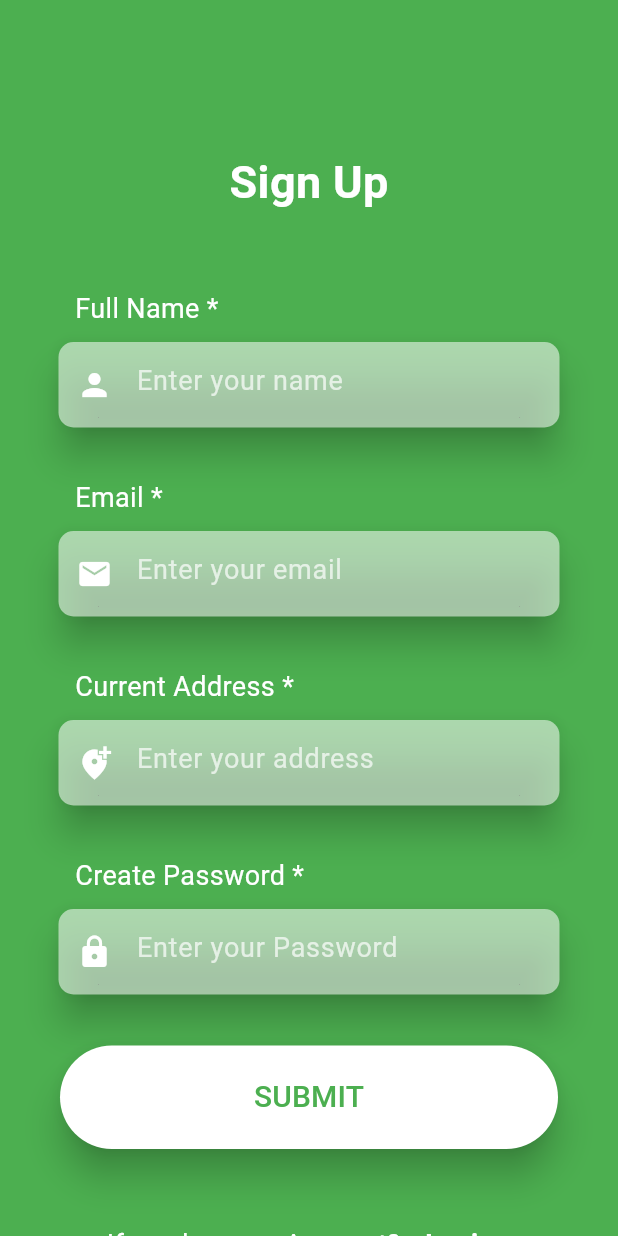
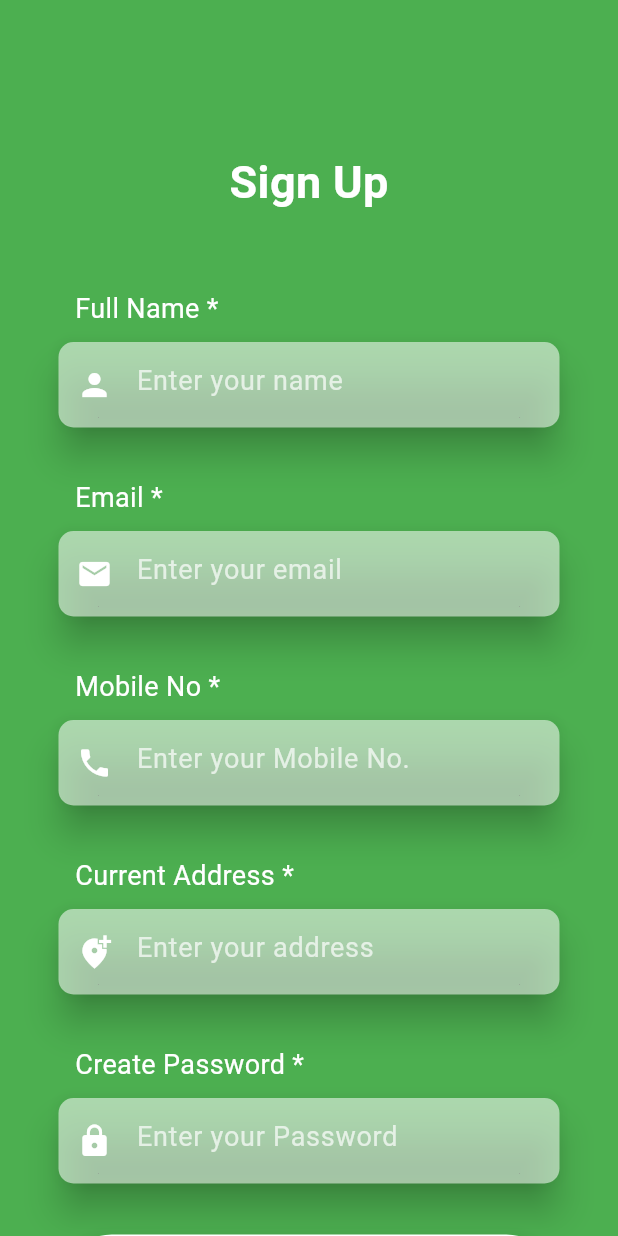
Before and after one commit to BORNXBOBBY/FirebaseAuthenticationAndcrudOperationFirestoreFlutter, a Flutter app: the HomeBottomNav screen opened directly, after a tap on the "logout" icon, after a tap on "Sign Up", on a phone screen of 412 x 824 dp. Run offline on Flutter 3.47's test engine with Material 3 defaults, Android fonts, the phone set to English and light mode, and no system bars; our stand-ins replace cloud_firestore, firebase_auth, firebase_core, firebase_storage, fluttertoast, get and 5 more; accounts and stored records are empty; network calls fail.

```diff
--- a/lib/Home.dart
+++ b/lib/Home.dart
@@ -15,6 +15,8 @@ class HomeBottomNav extends StatefulWidget {
   State<HomeBottomNav> createState() => _HomeBottomNavState();
 }
 
+// Existing imports and class definition...
+
 class _HomeBottomNavState extends State<HomeBottomNav> {
   bool switchValue = false;
   Future<void> signOut() async {
@@ -27,9 +29,6 @@ class _HomeBottomNavState extends State<HomeBottomNav> {
     );
 
   }
-
-
-  // ... Your existing code
 
   @override
   Widget build(BuildContext context) {
@@ -47,8 +46,18 @@ class _HomeBottomNavState extends State<HomeBottomNav> {
       ),
       body: StreamBuilder<QuerySnapshot>(
         stream: FirebaseFirestore.instance.collection('/products').snapshots(),
-        builder: (BuildContext context, AsyncSnapshot<QuerySnapshot> snapshot) {
-          // ... Your existing StreamBuilder code
+        builder: (
+            BuildContext context,
+            AsyncSnapshot<QuerySnapshot> snapshot,
+            ) {
+          if (snapshot.connectionState == ConnectionState.waiting) {
+            return Center(child: CircularProgressIndicator());
+          }
+
+          if (snapshot.hasError) {
+            return Center(child: Text('Error: ${snapshot.error}'));
+          }
+
           return ListView(
             children: snapshot.data!.docs.map((DocumentSnapshot document) {
               Map<String, dynamic>? data =
@@ -63,7 +72,17 @@ class _HomeBottomNavState extends State<HomeBottomNav> {
                 return SizedBox(); // Skip rendering if any required field is null
               }
 
-              return Card(
+              return GestureDetector(
+                onTap: () {
+                  Navigator.push(
+                    context,
+                    MaterialPageRoute(
+                      builder: (context) =>
+                          OrderDetailsPage(data: data),
+                    ),
+                  );
+                },
+                child: Card(
                   margin: EdgeInsets.all(8.0),
                   child: ListTile(
                     leading: Image.network(
@@ -79,24 +98,8 @@ class _HomeBottomNavState extends State<HomeBottomNav> {
                         Text('Seller ID: ${data['seller_id']}'),
                         Text('Description: ${data['product_dec']}'),
                         Text('Price: ${data['product_price']}'),
-                      SizedBox(height: 8),
-                      ElevatedButton(
-                        onPressed: () {
-                          Navigator.push(
-                            context,
-                            MaterialPageRoute(
-                              builder: (context) => OrderDetailsPage(data: data),
+                      ],
                     ),
-                          );
-                        },
-                        style: ElevatedButton.styleFrom(
-                          primary: Colors.green, // Set the background color to green
-                          onPrimary: Colors.white, // Set the text color to white
-                        ),
-                        child: Text('Order Details'),
-                      ),
-
-                    ],
                   ),
                 ),
               );
@@ -104,7 +107,6 @@ class _HomeBottomNavState extends State<HomeBottomNav> {
           );
         },
       ),
-
     );
   }
 }
--- a/lib/OrderDetailsPage.dart
+++ b/lib/OrderDetailsPage.dart
@@ -42,6 +42,7 @@ class _OrderDetailsPageState extends State<OrderDetailsPage> {
                 Text('Seller ID: ${widget.data?['seller_id']}'),
                 Text('Description: ${widget.data?['product_dec']}'),
                 Text('Price: ${widget.data?['product_price']}'),
+
                 SizedBox(height: 16), // Add spacing between the details and buttons
                 Row(
                   children: [
@@ -79,6 +80,7 @@ class _OrderDetailsPageState extends State<OrderDetailsPage> {
                       'product_dec': widget.data?['product_dec'],
                       'product_price': widget.data?['product_price'],
                       'quantity': quantity,
+                      'products_image' : widget.data?['products_image'],
                       // Add other necessary details
                     }).then((value) {
                       // Show a success message or navigate to a success page
--- a/lib/SignUpPage.dart
+++ b/lib/SignUpPage.dart
@@ -19,6 +19,7 @@ class _SignUpPageState extends State<SignUpPage> {
 
   TextEditingController name = TextEditingController();
   TextEditingController email = TextEditingController();
+  TextEditingController phone = TextEditingController();
   TextEditingController address = TextEditingController();
   TextEditingController password = TextEditingController();
 
@@ -27,6 +28,8 @@ class _SignUpPageState extends State<SignUpPage> {
       Fluttertoast.showToast(msg: 'Invalid Name');
     } else if (!email.text.contains('@gmail.com')) {
       Fluttertoast.showToast(msg: 'Invalid Email');
+    } else if (phone.text.length == 9) {
+      Fluttertoast.showToast(msg: 'Enter minimum 10 digit password');
     } else if (address.text.length <= 5) {
       Fluttertoast.showToast(msg: 'Please fill your current address');
     } else if (password.text.length == 8) {
@@ -52,6 +55,7 @@ class _SignUpPageState extends State<SignUpPage> {
     FirebaseFirestore.instance.collection("users").doc(auth).set({
       "name": name.text,
       "email": email.text,
+      "phone": phone.text,
       "address": address.text,
       "password": password.text,
     }).then((value) => {
@@ -150,6 +154,47 @@ class _SignUpPageState extends State<SignUpPage> {
                     decoration: InputDecoration(
                         prefixIcon: Icon(Icons.mail),
                         hintText: "Enter your email",
+                        border: InputBorder.none,
+                        iconColor: Colors.white,
+                        contentPadding: EdgeInsets.symmetric(vertical: 18),
+                        hintStyle:
+                        TextStyle(color: Colors.white70, fontSize: 18),
+                        // prefixIcon: Icon(Icons.person,),
+                        prefixIconColor: Colors.white),
+                  ),
+                ),
+              ),
+            ),
+          ),
+          Container(
+            child: Padding(
+              padding: const EdgeInsets.only(left: 50, top: 30, bottom: 5),
+              child: Text(
+                'Mobile No *',
+                style: TextStyle(color: Colors.white, fontSize: 18),
+              ),
+            ),
+          ),
+          Container(
+            child: Padding(
+              padding: const EdgeInsets.only(left: 35, right: 35),
+              child: SizedBox(
+                height: 65,
+                child: Card(
+                  shape: RoundedRectangleBorder(
+                      borderRadius: BorderRadius.circular(10)),
+                  color: Colors.white54,
+                  shadowColor: Colors.black,
+                  elevation: 10,
+                  child: TextField(
+                    //email authentication
+                    controller: phone,
+                    keyboardType: TextInputType.phone,
+                    cursorColor: Colors.white,
+                    style: TextStyle(color: Colors.white),
+                    decoration: InputDecoration(
+                        prefixIcon: Icon(Icons.phone),
+                        hintText: "Enter your Mobile No.",
                         border: InputBorder.none,
                         iconColor: Colors.white,
                         contentPadding: EdgeInsets.symmetric(vertical: 18),
--- a/lib/main.dart
+++ b/lib/main.dart
@@ -16,7 +16,6 @@ Future<void> main() async {
           appId: '1:932623245436:android:6aa87e6b0e219a3eed69f9',
           messagingSenderId: '932623245436',
           projectId: 'authflutter-c5045'
-
       )
 
   );
```
Also changed, not shown: lib/cart.dart (+6 -13 lines), lib/PhoneAuth/SendOtp.dart (line endings or trailing spaces). Lines whose indentation alone changed are shown as unchanged.
